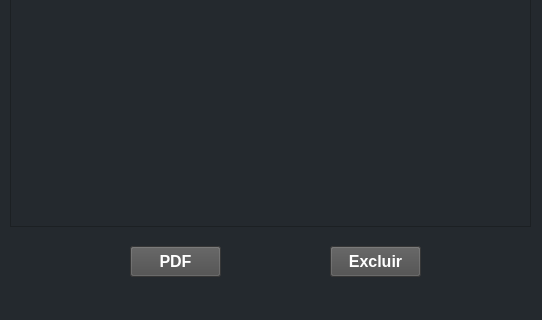
Qt form show products.ui (fco3lho/product-registration-system) before a commit; both pictures show x 0 to 542 and y 344 to 664 of the 542 by 664 pixel window.
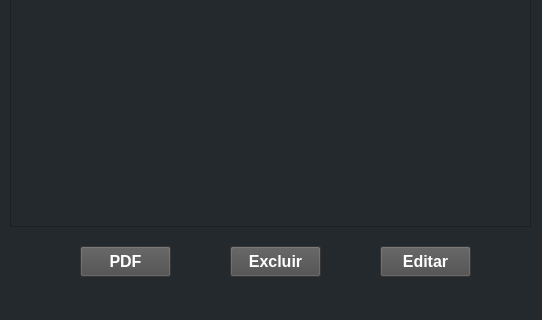
The same form after that commit.

Commit message: Editing and salving data

What changed in the file:
```diff
--- a/show products.ui
+++ b/show products.ui
@@ -191,7 +191,7 @@
    <widget class="QPushButton" name="pushButton">
     <property name="geometry">
      <rect>
-      <x>130</x>
+      <x>80</x>
       <y>590</y>
       <width>91</width>
       <height>31</height>
@@ -219,7 +219,7 @@
    <widget class="QPushButton" name="pushButton_2">
     <property name="geometry">
      <rect>
-      <x>330</x>
+      <x>230</x>
       <y>590</y>
       <width>91</width>
       <height>31</height>
@@ -241,6 +241,31 @@
      <string>Excluir</string>
     </property>
    </widget>
+   <widget class="QPushButton" name="pushButton_3">
+    <property name="geometry">
+     <rect>
+      <x>380</x>
+      <y>590</y>
+      <width>91</width>
+      <height>31</height>
+     </rect>
+    </property>
+    <property name="font">
+     <font>
+      <family>Segoe UI</family>
+      <pointsize>12</pointsize>
+      <weight>75</weight>
+      <bold>true</bold>
+     </font>
+    </property>
+    <property name="styleSheet">
+     <string notr="true">color: rgb(255, 255, 255);
+background-color: rgb(75, 75, 75);</string>
+    </property>
+    <property name="text">
+     <string>Editar</string>
+    </property>
+   </widget>
   </widget>
   <widget class="QMenuBar" name="menubar">
    <property name="geometry">
```
The commit also changes 2 other files.
